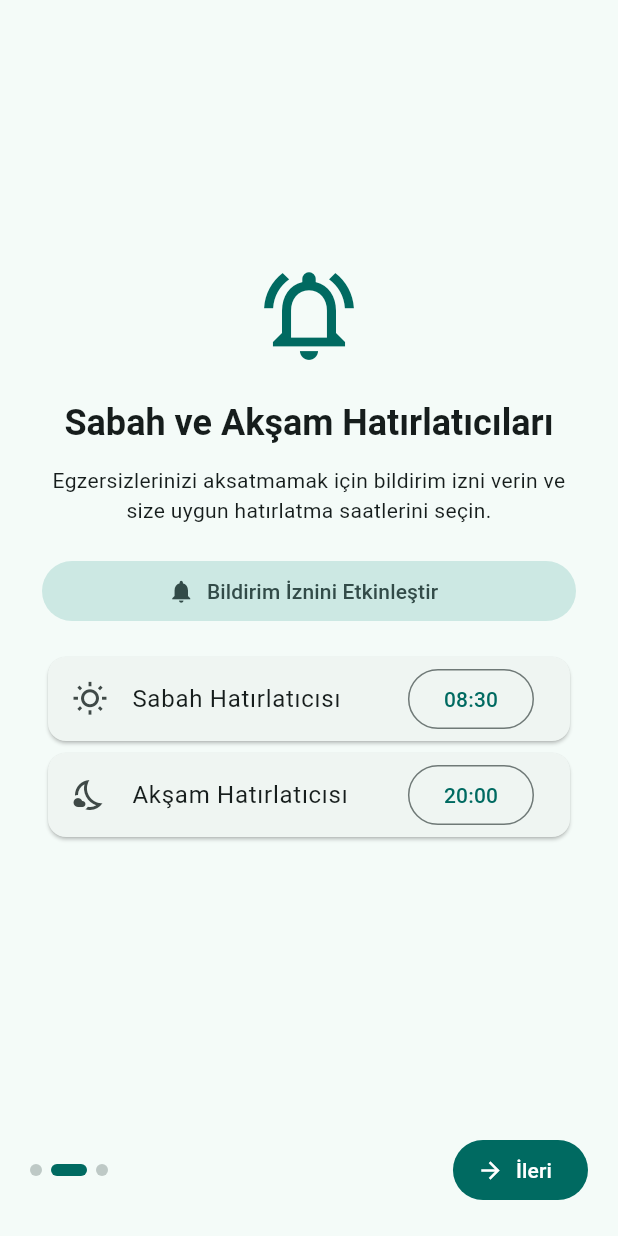
After one commit to MustafaHali1/Gunluk_EgzersizAPK-, a Flutter app: the screen it shows after launch, after a tap on "İleri", on a phone screen of 412 x 824 dp. The commit adds this screen. Run offline on Flutter 3.47's test engine with Material 3 defaults, Android fonts, the phone set to English and light mode, and no system bars; our stand-ins replace drift, file_picker, flutter_local_notifications, flutter_riverpod, flutter_timezone, go_router and 5 more; accounts and stored records are empty; generated files the repository leaves out were written again.

Commit message:
feat: onboarding ve cilalama

```diff
--- a/lib/cekirdek/yonlendirme/uygulama_rotasi.dart
+++ b/lib/cekirdek/yonlendirme/uygulama_rotasi.dart
@@ -8,14 +8,33 @@ import '../../ozellikler/egzersizler/sunum/egzersizler_ekrani.dart';
 import '../../ozellikler/gecmis/sunum/gecmis_ekrani.dart';
 import '../../ozellikler/rapor/sunum/rapor_ekrani.dart';
 import '../../ozellikler/rutinler/sunum/rutinler_ekrani.dart';
+import '../../ozellikler/tanitim/sunum/tanitim_ekrani.dart';
+import '../../ozellikler/tanitim/sunum/tanitim_kontrolcusu.dart';
 import '../sabitler/uygulama_sabitleri.dart';
 import 'ana_iskelet_ekrani.dart';
 
 // Uygulama içi sayfa yönlendirmelerini yöneten GoRouter sağlayıcısı.
 final uygulamaRotasiSaglayici = Provider<GoRouter>((ref) {
+  final tanitimTamamlandi = ref.watch(tanitimDurumuSaglayici);
+
   return GoRouter(
     initialLocation: UygulamaSabitleri.rotaBugun,
+    redirect: (context, durum) {
+      final tanitimRotasindaMi =
+          durum.matchedLocation == UygulamaSabitleri.rotaTanitim;
+      if (!tanitimTamamlandi && !tanitimRotasindaMi) {
+        return UygulamaSabitleri.rotaTanitim;
+      }
+      if (tanitimTamamlandi && tanitimRotasindaMi) {
+        return UygulamaSabitleri.rotaBugun;
+      }
+      return null;
+    },
     routes: [
+      GoRoute(
+        path: UygulamaSabitleri.rotaTanitim,
+        builder: (context, durum) => const TanitimEkrani(),
+      ),
       StatefulShellRoute.indexedStack(
         builder: (context, durum, navigasyonKabugu) {
           return AnaIskeletEkrani(navigasyonKabugu: navigasyonKabugu);
--- a/lib/main.dart
+++ b/lib/main.dart
@@ -9,8 +9,9 @@ import 'cekirdek/sabitler/uygulama_sabitleri.dart';
 import 'cekirdek/tema/uygulama_temasi.dart';
 import 'cekirdek/yonlendirme/uygulama_rotasi.dart';
 import 'ozellikler/ayarlar/sunum/ayarlar_kontrolcusu.dart';
+import 'ozellikler/tanitim/sunum/tanitim_kontrolcusu.dart';
 
-void main() {
+Future<void> main() async {
   WidgetsFlutterBinding.ensureInitialized();
 
   FlutterError.onError = (FlutterErrorDetails detaylar) {
@@ -30,7 +31,19 @@ void main() {
     return true;
   };
 
-  runApp(const ProviderScope(child: GunlukEgzersizUygulamasi()));
+  final tercihServisi = UygulamaTercihleriServisi();
+  final tanitimTamamlandi = await tercihServisi.tanitimTamamlandiMiGetir();
+
+  runApp(
+    ProviderScope(
+      overrides: [
+        tanitimDurumuSaglayici.overrideWith(
+          () => TanitimDurumuKontrolcusu(tanitimTamamlandi),
+        ),
+      ],
+      child: const GunlukEgzersizUygulamasi(),
+    ),
+  );
 }
 
 // Uygulamanın kök widget sınıfı; açılışta bildirim/saat dilimi eşitlemesini ve tema modunu yönetir.
--- /dev/null
+++ b/lib/ozellikler/tanitim/sunum/tanitim_ekrani.dart
@@ -0,0 +1,348 @@
+// lib/ozellikler/tanitim/sunum/tanitim_ekrani.dart
+
+import 'package:flutter/material.dart';
+import 'package:flutter_riverpod/flutter_riverpod.dart';
+import 'package:go_router/go_router.dart';
+import '../../../cekirdek/sabitler/uygulama_sabitleri.dart';
+import '../../egzersizler/alan/hazir_egzersiz_sablonu.dart';
+import 'tanitim_kontrolcusu.dart';
+
+// İlk açılışta gösterilen 3 adımlı tanıtım, bildirim saati ve başlangıç rutini kurulum ekranı.
+class TanitimEkrani extends ConsumerStatefulWidget {
+  const TanitimEkrani({super.key});
+
+  @override
+  ConsumerState<TanitimEkrani> createState() => _TanitimEkraniDurumu();
+}
+
+class _TanitimEkraniDurumu extends ConsumerState<TanitimEkrani> {
+  final _sayfaDenetleyicisi = PageController();
+  int _aktifSayfa = 0;
+  bool _bildirimIzniVerildi = false;
+  TimeOfDay _sabahSaati = const TimeOfDay(hour: 8, minute: 30);
+  TimeOfDay _aksamSaati = const TimeOfDay(hour: 20, minute: 0);
+  late final Set<int> _secilenSablonIndeksleri;
+
+  @override
+  void initState() {
+    super.initState();
+    _secilenSablonIndeksleri = {0, 1, 2};
+  }
+
+  @override
+  void dispose() {
+    _sayfaDenetleyicisi.dispose();
+    super.dispose();
+  }
+
+  String _saatBicimlendir(TimeOfDay saat) {
+    final s = saat.hour.toString().padLeft(2, '0');
+    final d = saat.minute.toString().padLeft(2, '0');
+    return '$s:$d';
+  }
+
+  Future<void> _tamamlaVeBasla() async {
+    final secilenler = _secilenSablonIndeksleri
+        .map((i) => hazirEgzersizSablonlari[i])
+        .toList();
+
+    final basarili = await ref
+        .read(tanitimKontrolcusuSaglayici.notifier)
+        .tanitimiTamamla(
+          sabahSaati: _sabahSaati,
+          aksamSaati: _aksamSaati,
+          secilenSablonlar: secilenler,
+        );
+
+    if (basarili && mounted) {
+      context.go(UygulamaSabitleri.rotaBugun);
+    }
+  }
+
+  @override
+  Widget build(BuildContext context) {
+    final islemDurumu = ref.watch(tanitimKontrolcusuSaglayici);
+
+    return Scaffold(
+      body: SafeArea(
+        child: Column(
+          children: [
+            Expanded(
+              child: PageView(
+                controller: _sayfaDenetleyicisi,
+                onPageChanged: (indeks) => setState(() => _aktifSayfa = indeks),
+                children: [
+                  const _TanitimHosGeldinizSayfasi(),
+                  _TanitimBildirimSayfasi(
+                    izinVerildiMi: _bildirimIzniVerildi,
+                    sabahSaatiMetni: _saatBicimlendir(_sabahSaati),
+                    aksamSaatiMetni: _saatBicimlendir(_aksamSaati),
+                    izinIsteTiklandiginda: () async {
+                      final sonuc = await ref
+                          .read(tanitimKontrolcusuSaglayici.notifier)
+                          .bildirimIzniIste();
+                      if (mounted) {
+                        setState(() => _bildirimIzniVerildi = sonuc);
+                      }
+                    },
+                    sabahSecTiklandiginda: () async {
+                      final secilen = await showTimePicker(
+                        context: context,
+                        initialTime: _sabahSaati,
+                      );
+                      if (secilen != null) {
+                        setState(() => _sabahSaati = secilen);
+                      }
+                    },
+                    aksamSecTiklandiginda: () async {
+                      final secilen = await showTimePicker(
+                        context: context,
+                        initialTime: _aksamSaati,
+                      );
+                      if (secilen != null) {
+                        setState(() => _aksamSaati = secilen);
+                      }
+                    },
+                  ),
+                  _TanitimRutinOlusturmaSayfasi(
+                    secilenIndeksler: _secilenSablonIndeksleri,
+                    degistiginde: (indeks, seciliMi) {
+                      setState(() {
+                        if (seciliMi) {
+                          _secilenSablonIndeksleri.add(indeks);
+                        } else {
+                          _secilenSablonIndeksleri.remove(indeks);
+                        }
+                      });
+                    },
+                  ),
+                ],
+              ),
+            ),
+            Padding(
+              padding: const EdgeInsets.all(20),
+              child: Row(
+                mainAxisAlignment: MainAxisAlignment.spaceBetween,
+                children: [
+                  Row(
+                    children: List.generate(3, (i) {
+                      final aktif = i == _aktifSayfa;
+                      return Container(
+                        margin: const EdgeInsets.only(right: 6),
+                        width: aktif ? 24 : 8,
+                        height: 8,
+                        decoration: BoxDecoration(
+                          borderRadius: BorderRadius.circular(4),
+                          color: aktif
+                              ? Theme.of(context).colorScheme.primary
+                              : Theme.of(context).colorScheme.outlineVariant,
+                        ),
+                      );
+                    }),
+                  ),
+                  if (_aktifSayfa < 2)
+                    FilledButton.icon(
+                      onPressed: () {
+                        _sayfaDenetleyicisi.nextPage(
+                          duration: const Duration(milliseconds: 250),
+                          curve: Curves.easeOut,
+                        );
+                      },
+                      icon: const Icon(Icons.arrow_forward),
+                      label: const Text('İleri'),
+                    )
+                  else
+                    FilledButton.icon(
+                      onPressed: islemDurumu.isLoading ? null : _tamamlaVeBasla,
+                      icon: const Icon(Icons.check),
+                      label: const Text('Rutinimi Kur ve Başla'),
+                    ),
+                ],
+              ),
+            ),
+          ],
+        ),
+      ),
+    );
+  }
+}
+
+class _TanitimHosGeldinizSayfasi extends StatelessWidget {
+  const _TanitimHosGeldinizSayfasi();
+
+  @override
+  Widget build(BuildContext context) {
+    return Padding(
+      padding: const EdgeInsets.all(28),
+      child: Column(
+        mainAxisAlignment: MainAxisAlignment.center,
+        children: [
+          Icon(
+            Icons.fitness_center,
+            size: 84,
+            color: Theme.of(context).colorScheme.primary,
+          ),
+          const SizedBox(height: 24),
+          Text(
+            'Günlük Egzersiz\'e Hoş Geldiniz',
+            style: Theme.of(context).textTheme.headlineSmall?.copyWith(
+                  fontWeight: FontWeight.bold,
+                ),
+            textAlign: TextAlign.center,
+          ),
+          const SizedBox(height: 16),
+          const Text(
+            'Kendi egzersiz rutininizi oluşturun, sabah ve akşam hatırlatıcılarıyla düzeninizi koruyun ve doktorunuza gösterebileceğiniz PDF raporlar üretin.',
+            textAlign: TextAlign.center,
+          ),
+          const SizedBox(height: 20),
+          Card(
+            child: Padding(
+              padding: const EdgeInsets.all(14),
+              child: Text(
+                UygulamaMetinleri.gizlilikNotu,
+                style: Theme.of(context).textTheme.bodySmall,
+                textAlign: TextAlign.center,
+              ),
+            ),
+          ),
+        ],
+      ),
+    );
+  }
+}
+
+class _TanitimBildirimSayfasi extends StatelessWidget {
+  final bool izinVerildiMi;
+  final String sabahSaatiMetni;
+  final String aksamSaatiMetni;
+  final VoidCallback izinIsteTiklandiginda;
+  final VoidCallback sabahSecTiklandiginda;
+  final VoidCallback aksamSecTiklandiginda;
+
+  const _TanitimBildirimSayfasi({
+    required this.izinVerildiMi,
+    required this.sabahSaatiMetni,
+    required this.aksamSaatiMetni,
+    required this.izinIsteTiklandiginda,
+    required this.sabahSecTiklandiginda,
+    required this.aksamSecTiklandiginda,
+  });
+
+  @override
+  Widget build(BuildContext context) {
+    return Padding(
+      padding: const EdgeInsets.all(28),
+      child: Column(
+        mainAxisAlignment: MainAxisAlignment.center,
+        crossAxisAlignment: CrossAxisAlignment.stretch,
+        children: [
+          Icon(
+            Icons.notifications_active_outlined,
+            size: 72,
+            color: Theme.of(context).colorScheme.primary,
+          ),
+          const SizedBox(height: 20),
+          Text(
+            'Sabah ve Akşam Hatırlatıcıları',
+            style: Theme.of(context).textTheme.headlineSmall?.copyWith(
+                  fontWeight: FontWeight.bold,
+                ),
+            textAlign: TextAlign.center,
+          ),
+          const SizedBox(height: 12),
+          const Text(
+            'Egzersizlerinizi aksatmamak için bildirim izni verin ve size uygun hatırlatma saatlerini seçin.',
+            textAlign: TextAlign.center,
+          ),
+          const SizedBox(height: 20),
+          FilledButton.tonalIcon(
+            onPressed: izinIsteTiklandiginda,
+            icon: Icon(
+              izinVerildiMi ? Icons.check_circle : Icons.notifications,
+            ),
+            label: Text(
+              izinVerildiMi
+                  ? 'Bildirim İzni Verildi'
+                  : 'Bildirim İznini Etkinleştir',
+            ),
+          ),
+          const SizedBox(height: 16),
+          Card(
+            child: ListTile(
+              leading: const Icon(Icons.wb_sunny_outlined),
+              title: const Text('Sabah Hatırlatıcısı'),
+              trailing: OutlinedButton(
+                onPressed: sabahSecTiklandiginda,
+                child: Text(sabahSaatiMetni),
+              ),
+            ),
+          ),
+          Card(
+            child: ListTile(
+              leading: const Icon(Icons.nights_stay_outlined),
+              title: const Text('Akşam Hatırlatıcısı'),
+              trailing: OutlinedButton(
+                onPressed: aksamSecTiklandiginda,
+                child: Text(aksamSaatiMetni),
+              ),
+            ),
+          ),
+        ],
+      ),
+    );
+  }
+}
+
+class _TanitimRutinOlusturmaSayfasi extends StatelessWidget {
+  final Set<int> secilenIndeksler;
+  final void Function(int indeks, bool seciliMi) degistiginde;
+
+  const _TanitimRutinOlusturmaSayfasi({
+    required this.secilenIndeksler,
+    required this.degistiginde,
+  });
+
+  @override
+  Widget build(BuildContext context) {
+    return Padding(
+      padding: const EdgeInsets.fromLTRB(20, 20, 20, 0),
+      child: Column(
+        crossAxisAlignment: CrossAxisAlignment.start,
+        children: [
+          Text(
+            'Başlangıç Rutininizi Seçin',
+            style: Theme.of(context).textTheme.headlineSmall?.copyWith(
+                  fontWeight: FontWeight.bold,
+                ),
+          ),
+          const SizedBox(height: 6),
+          const Text(
+            'İlk rutininize eklemek istediğiniz örnek hareketleri işaretleyin (daha sonra istediğiniz gibi değiştirebilirsiniz):',
+          ),
+          const SizedBox(height: 12),
+          Expanded(
+            child: ListView.builder(
+              itemCount: hazirEgzersizSablonlari.length,
+              itemBuilder: (context, indeks) {
+                final sablon = hazirEgzersizSablonlari[indeks];
+                final secili = secilenIndeksler.contains(indeks);
+                return Card(
+                  margin: const EdgeInsets.only(bottom: 8),
+                  child: CheckboxListTile(
+                    value: secili,
+                    title: Text(sablon.ad),
+                    subtitle: Text('${sablon.kategori} • ${sablon.aciklama}'),
+                    onChanged: (deger) {
+                      degistiginde(indeks, deger ?? false);
+                    },
+                  ),
+                );
+              },
+            ),
+          ),
+        ],
+      ),
+    );
+  }
+}
```
Also changed, not shown: lib/ozellikler/tanitim/sunum/tanitim_kontrolcusu.dart (added, +133 -0 lines), pubspec.yaml (+16 -0 lines), 2 other files.
